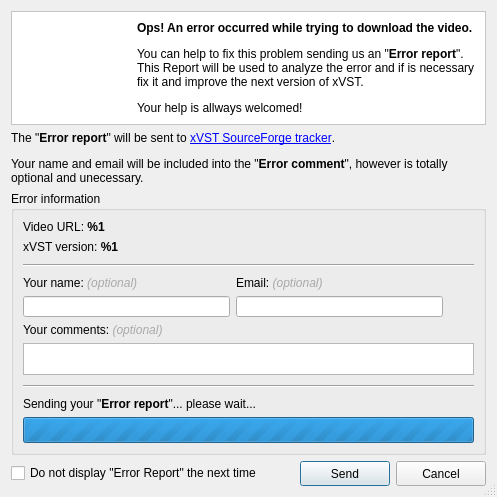
Above: ui/bugreport.ui from ckorn/xvst before the change. Below: the same form after it.
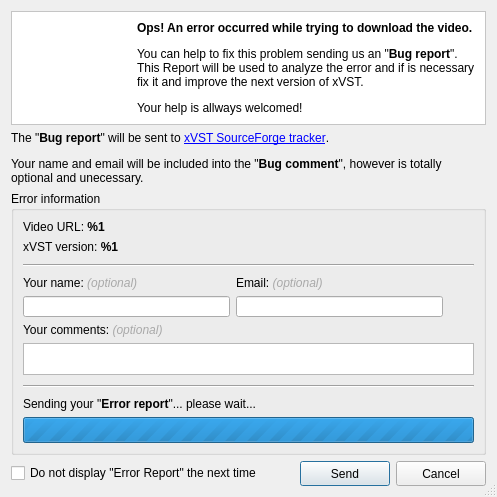
That is the form after the change. Icons and pictures are not drawn.

Commit message: - Fixed bug (Error: the "Checking updates" closed by "X" didn't cancel the update process)

```diff
--- a/ui/bugreport.ui
+++ b/ui/bugreport.ui
@@ -60,7 +60,7 @@
        <widget class="QLabel" name="lblErrorInfo" >
         <property name="text" >
          <string>&lt;b>Ops! An error occurred while trying to download the video.&lt;/b>&#xd;
-&lt;p>You can help to fix this problem sending us an "&lt;b>Error report&lt;/b>". This Report will be used to analyze the error and if is necessary fix it and improve the next version of xVST.&lt;/p>&#xd;
+&lt;p>You can help to fix this problem sending us an "&lt;b>Bug report&lt;/b>". This Report will be used to analyze the error and if is necessary fix it and improve the next version of xVST.&lt;/p>&#xd;
 &lt;p>Your help is allways welcomed!&lt;/p></string>
         </property>
         <property name="wordWrap" >
@@ -74,8 +74,8 @@
    <item row="1" column="0" >
     <widget class="QLabel" name="label" >
      <property name="text" >
-      <string>&lt;p>The "&lt;b>Error report&lt;/b>" will be sent to &lt;a href="http://sourceforge.net/tracker/?group_id=205061&amp;atid=1037803">xVST SourceForge tracker&lt;/a>.&lt;/p>&#xd;
-&lt;p>Your name and email will be included into the "&lt;b>Error comment&lt;/b>", however is totally optional and unecessary.&lt;/p></string>
+      <string>&lt;p>The "&lt;b>Bug report&lt;/b>" will be sent to &lt;a href="http://sourceforge.net/tracker/?group_id=205061&amp;atid=1037803">xVST SourceForge tracker&lt;/a>.&lt;/p>&#xd;
+&lt;p>Your name and email will be included into the "&lt;b>Bug comment&lt;/b>", however is totally optional and unecessary.&lt;/p></string>
      </property>
      <property name="wordWrap" >
       <bool>true</bool>
```
The commit also changes 13 other files.
